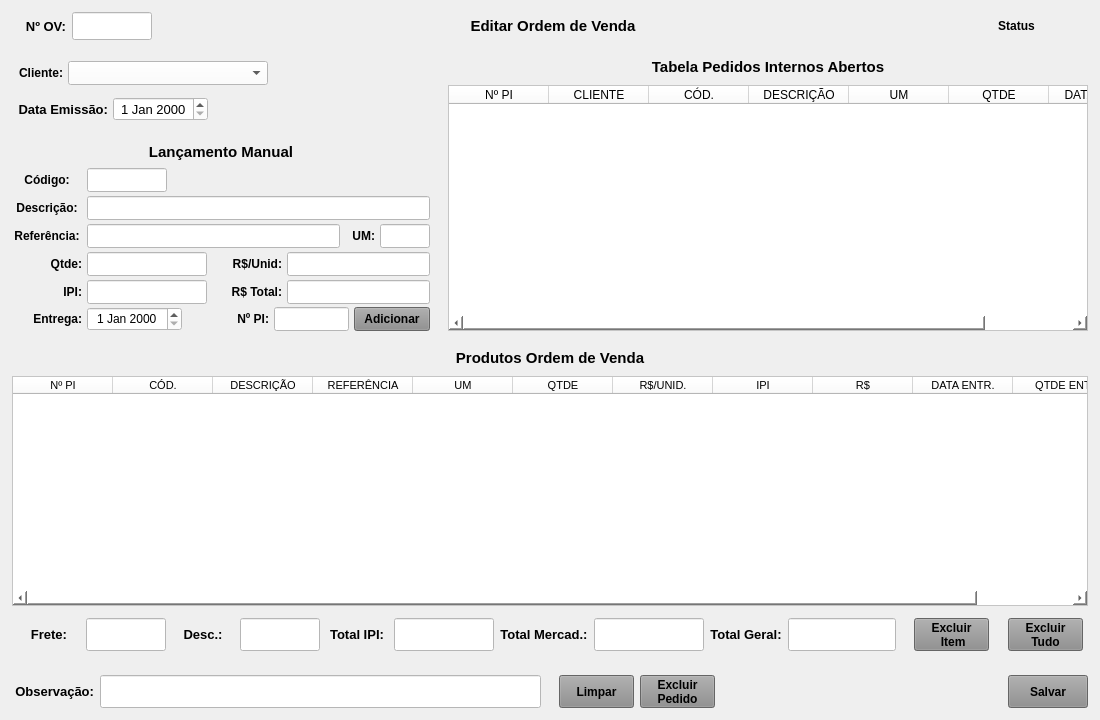
Old version of the form forms/tela_ov_alterar.ui in the repository Azevedo84/erp_suzuki.
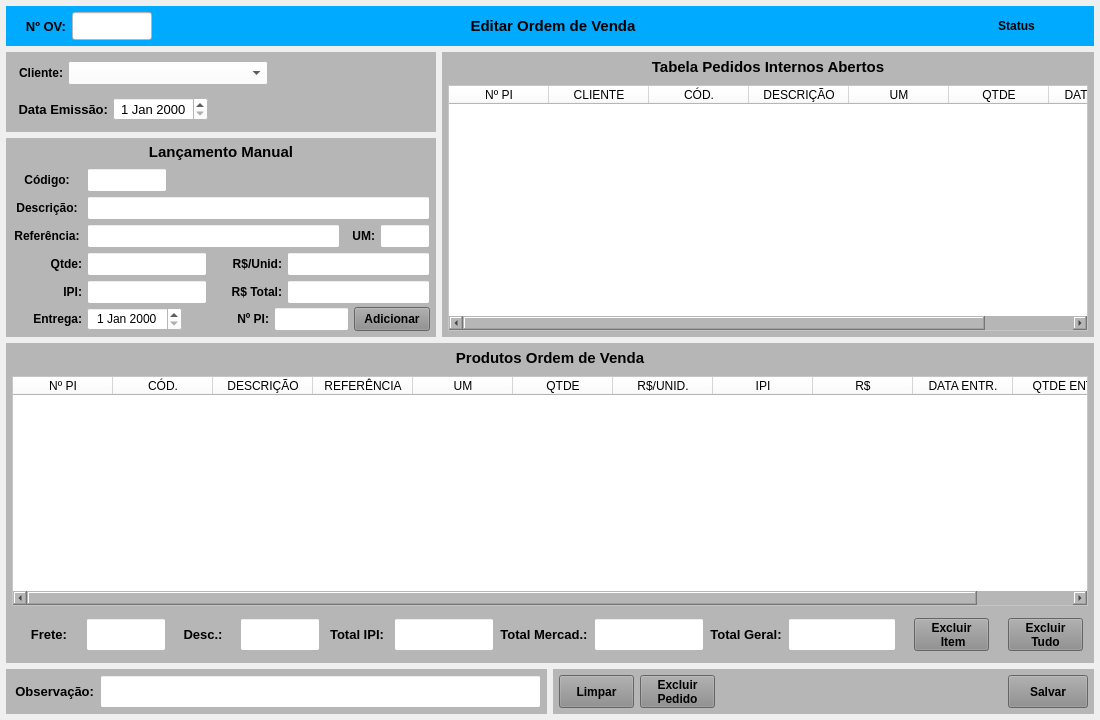
New version of the form.

Patch:
```diff
--- a/forms/tela_ov_alterar.ui
+++ b/forms/tela_ov_alterar.ui
@@ -53,7 +53,7 @@
        </font>
       </property>
       <property name="styleSheet">
-       <string notr="true"/>
+       <string notr="true">background-color: rgb(0, 170, 255);</string>
       </property>
       <layout class="QHBoxLayout" name="horizontalLayout">
        <property name="spacing">
@@ -275,7 +275,7 @@
              </size>
             </property>
             <property name="styleSheet">
-             <string notr="true"/>
+             <string notr="true">background-color: rgb(182, 182, 182);</string>
             </property>
             <layout class="QVBoxLayout" name="verticalLayout_4">
              <property name="spacing">
@@ -569,7 +569,7 @@
              </size>
             </property>
             <property name="styleSheet">
-             <string notr="true"/>
+             <string notr="true">background-color: rgb(182, 182, 182);</string>
             </property>
             <layout class="QVBoxLayout" name="verticalLayout_5">
              <property name="spacing">
@@ -1651,7 +1651,7 @@
        <item>
         <widget class="QWidget" name="widget_Cor3" native="true">
          <property name="styleSheet">
-          <string notr="true"/>
+          <string notr="true">background-color: rgb(182, 182, 182);</string>
          </property>
          <layout class="QVBoxLayout" name="verticalLayout_2">
           <property name="spacing">
@@ -1760,7 +1760,7 @@
        </size>
       </property>
       <property name="styleSheet">
-       <string notr="true"/>
+       <string notr="true">background-color: rgb(182, 182, 182);</string>
       </property>
       <layout class="QVBoxLayout" name="verticalLayout_8" stretch="0,0,0">
        <property name="spacing">
@@ -2435,7 +2435,7 @@
           </size>
          </property>
          <property name="styleSheet">
-          <string notr="true"/>
+          <string notr="true">background-color: rgb(182, 182, 182);</string>
          </property>
          <layout class="QHBoxLayout" name="horizontalLayout_25">
           <property name="spacing">
@@ -2557,7 +2557,7 @@
           </size>
          </property>
          <property name="styleSheet">
-          <string notr="true"/>
+          <string notr="true">background-color: rgb(182, 182, 182);</string>
          </property>
          <layout class="QHBoxLayout" name="horizontalLayout_16">
           <property name="leftMargin">
```
